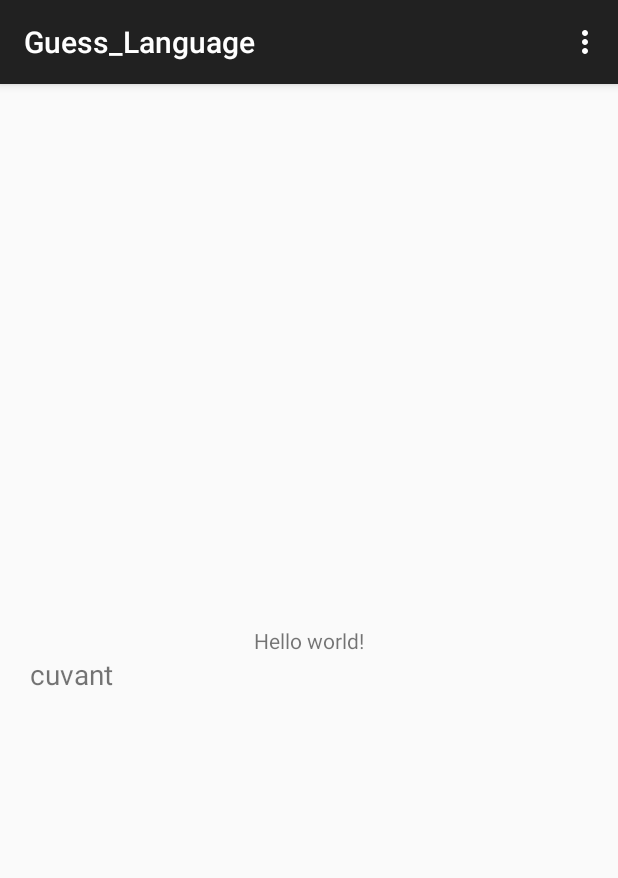
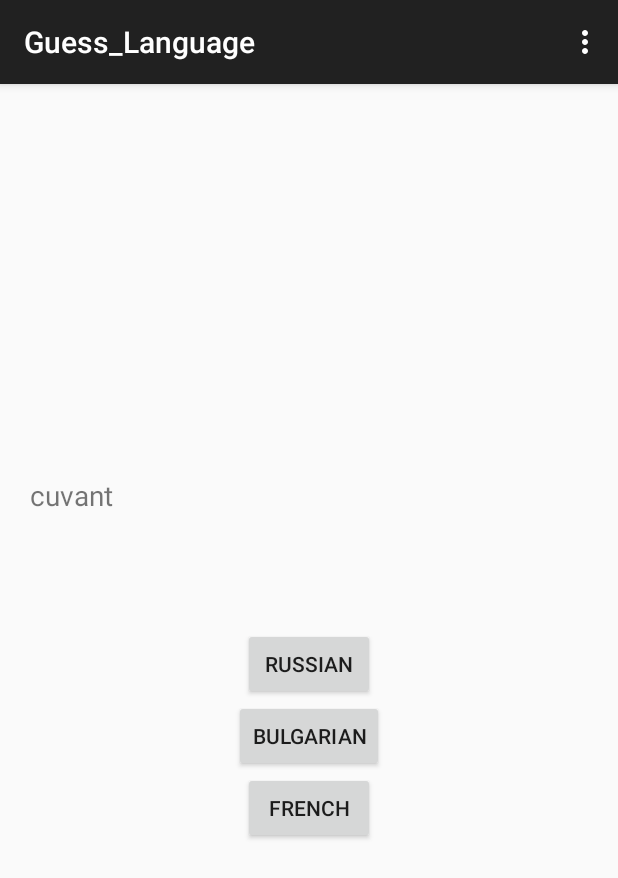
Before and after one commit to comRamona/Guess_Language, an Android app: the screen it shows after launch (MainActivity), on a phone screen of 412 x 824 dp. Shown: the top 878 px of the screen. Run offline under Robolectric (Android 15) with nearby library versions, the phone set to English and light mode, and no system bars.

Commit message:
random word

```diff
--- a/app/src/main/java/com/example/user/guess_language/MainActivity.java
+++ b/app/src/main/java/com/example/user/guess_language/MainActivity.java
@@ -4,7 +4,9 @@ import android.support.v7.app.ActionBarActivity;
 import android.os.Bundle;
 import android.view.Menu;
 import android.view.MenuItem;
+import android.view.View;
 import android.widget.TextView;
+import android.widget.Toast;
 
 import java.io.ByteArrayOutputStream;
 import java.io.IOException;
@@ -14,14 +16,17 @@ import java.util.Scanner;
 
 
 public class MainActivity extends ActionBarActivity {
-
+    String word;
+    String lang;
     @Override
     public void onCreate(Bundle savedInstanceState) {
         super.onCreate(savedInstanceState);
         setContentView(R.layout.activity_main);
 
         TextView helloTxt = (TextView)findViewById(R.id.hellotxt);
-        helloTxt.setText(readTxt());
+        word=readTxt();
+        helloTxt.setText(word);
+        lang="bg";
     }
 
     private String readTxt(){
@@ -37,6 +42,7 @@ public class MainActivity extends ActionBarActivity {
             int index = 0;
             while (index != nr) {
                 word = sc.next();
+                lang=sc.next();
                 index++;
             }
             sc.close();
@@ -55,6 +61,21 @@ public class MainActivity extends ActionBarActivity {
         return true;
     }
 
+    public void checkRu(View view){
+        if(lang.equals("ru"))
+            Toast.makeText(this, "Hurray !", Toast.LENGTH_LONG).show();
+        else Toast.makeText(this, "You are wrong, as always !", Toast.LENGTH_LONG).show();
+    }
+    public void checkBg(View view){
+        if(lang.equals("bg"))
+            Toast.makeText(this, "Hurray !", Toast.LENGTH_LONG).show();
+        else Toast.makeText(this, "You are wrong, as always !", Toast.LENGTH_LONG).show();
+    }
+    public void checkFr(View view){
+        if(lang.equals("fr"))
+            Toast.makeText(this, "Hurray !", Toast.LENGTH_LONG).show();
+        else Toast.makeText(this, "You are wrong, as always !", Toast.LENGTH_LONG).show();
+    }
     @Override
     public boolean onOptionsItemSelected(MenuItem item) {
         // Handle action bar item clicks here. The action bar will
--- a/app/src/main/res/layout/activity_main.xml
+++ b/app/src/main/res/layout/activity_main.xml
@@ -1,13 +1,10 @@
-<?xml version="1.0" encoding="utf-8"?>
-<LinearLayout xmlns:android="http://schemas.android.com/apk/res/android"
-android:orientation="vertical"
-android:layout_width="fill_parent"
-android:layout_height="fill_parent"
-    android:gravity="center"
-    >
 
-    <TextView android:text="@string/hello_world" android:layout_width="wrap_content"
-        android:layout_height="wrap_content" />
+<RelativeLayout
+    xmlns:android="http://schemas.android.com/apk/res/android"
+    android:orientation="vertical"
+    android:layout_width="fill_parent"
+    android:layout_height="fill_parent"
+    android:gravity="center">
 
 <TextView
     android:id="@+id/hellotxt"
@@ -15,5 +12,36 @@ android:layout_height="fill_parent"
     android:layout_height="wrap_content"
     android:textSize="28px"
 
-    />
-</LinearLayout>
+    android:layout_above="@+id/button2"
+    android:layout_centerHorizontal="true"
+    android:layout_marginBottom="76dp" />
+
+    <Button
+        android:id="@+id/button2"
+        android:layout_width="wrap_content"
+        android:layout_height="wrap_content"
+        android:onClick="checkRu"
+        android:text="Russian"
+        android:layout_centerVertical="true"
+        android:layout_centerHorizontal="true" />
+
+    <Button
+        android:layout_width="wrap_content"
+        android:layout_height="wrap_content"
+        android:text="Bulgarian"
+        android:onClick="checkBg"
+        android:id="@+id/checkBg"
+        android:layout_below="@+id/button2"
+        android:layout_centerHorizontal="true" />
+
+    <Button
+        android:layout_width="wrap_content"
+        android:layout_height="wrap_content"
+        android:text="French"
+        android:onClick="checkFr"
+        android:id="@+id/checkFr"
+        android:layout_below="@+id/checkBg"
+        android:layout_centerHorizontal="true" />
+
+
+</RelativeLayout>
```
Also changed, not shown: 1 other file.
